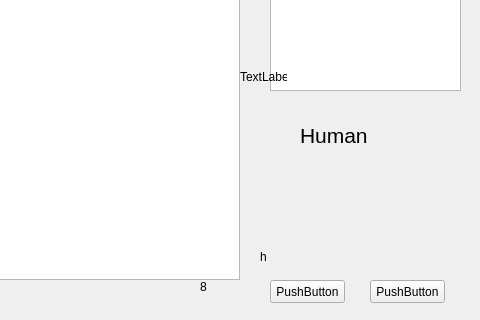
Before: the Qt Designer form gui/ui/isolationform.ui in clovenski/isolation-game, drawn with Qt 5; both pictures show x 320 to 800 and y 280 to 600 of the 800 by 600 pixel window.
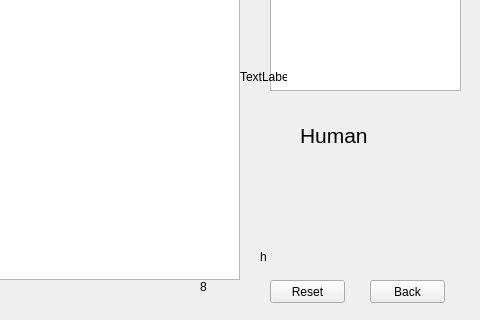
After: the same form once the commit is applied.

Commit message: Worked on transition from mainwindow to title form for switching ui forms in preparation for back button.

Diff of the .ui file:
```diff
--- a/gui/ui/isolationform.ui
+++ b/gui/ui/isolationform.ui
@@ -133,7 +133,7 @@
     </rect>
    </property>
    <property name="text">
-    <string>PushButton</string>
+    <string>Back</string>
    </property>
   </widget>
   <widget class="QPushButton" name="pushButton_2">
@@ -146,7 +146,7 @@
     </rect>
    </property>
    <property name="text">
-    <string>PushButton</string>
+    <string>Reset</string>
    </property>
   </widget>
   <widget class="QLabel" name="label_7">
```
Left out of the diff: 4 changed lines with no effect on the pictures. The commit also changes 11 other files.
